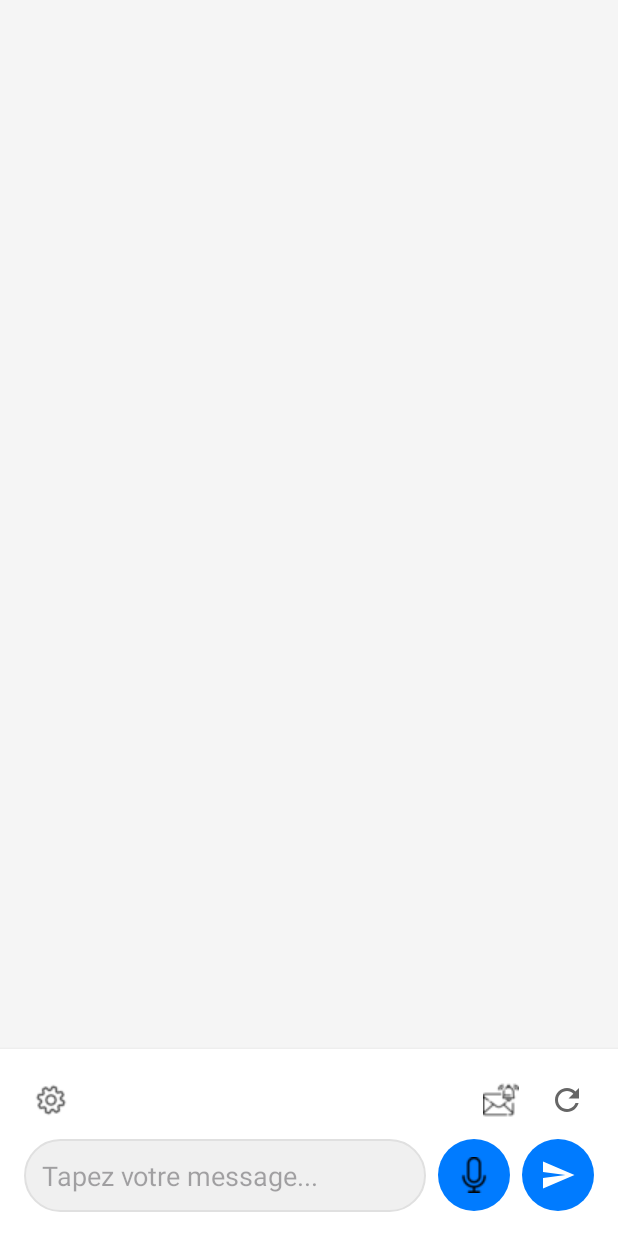
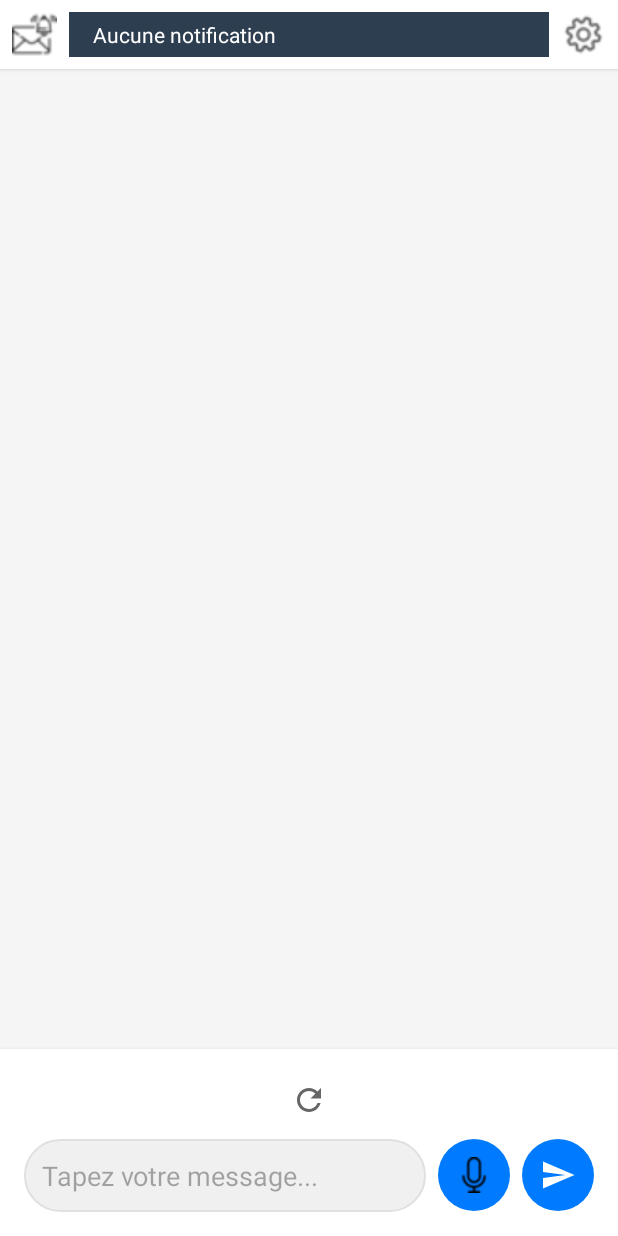
Before and after one commit to Mickael-Roger/tom, an Android app: the MainActivity screen opened directly, with no data from a screen before it, on a phone screen of 412 x 824 dp. Run offline under Robolectric (Android 15) with nearby library versions, the phone set to English and light mode, and no system bars; libraries missing offline, so code that uses them is left out: io.noties.markwon; 1 statement that could not run was skipped.

Commit message:
Update Android interface

```diff
--- a/TomAssistant/app/src/main/java/com/tom/assistant/MainActivity.kt
+++ b/TomAssistant/app/src/main/java/com/tom/assistant/MainActivity.kt
@@ -141,13 +141,13 @@ class MainActivity : AppCompatActivity() {
             resetConversation()
         }
 
-        // Settings button
-        binding.btnSettings.setOnClickListener {
+        // Settings button (header)
+        binding.ivSettingsHeader.setOnClickListener {
             toggleSettingsPanel()
         }
 
-        // Tasks button
-        binding.btnTasks.setOnClickListener {
+        // Tasks button (header)
+        binding.ivTasksHeader.setOnClickListener {
             toggleTasksPanel()
         }
 
@@ -516,8 +516,44 @@ class MainActivity : AppCompatActivity() {
     }
 
     private fun updateTasksCounter(count: Int) {
-        binding.tvTasksCounter.text = count.toString()
-        binding.tvTasksCounter.visibility = if (count > 0) View.VISIBLE else View.GONE
+        binding.tvTasksCounterHeader.text = count.toString()
+        binding.tvTasksCounterHeader.visibility = if (count > 0) View.VISIBLE else View.GONE
+
+        // Update notification ticker
+        updateNotificationTicker()
+    }
+
+    private fun updateNotificationTicker() {
+        lifecycleScope.launch {
+            try {
+                val response = ApiClient.tomApiService.getTasks()
+                if (response.isSuccessful) {
+                    response.body()?.let { tasksResponse ->
+                        val notifications = tasksResponse.background_tasks
+
+                        if (notifications.isEmpty()) {
+                            binding.tvNotificationTicker.text = "Aucune notification"
+                        } else {
+                            // Create scrolling text with bold module names
+                            val notificationText = notifications.joinToString("    •    ") { task ->
+                                "${task.module}: ${task.status}"
+                            }
+                            binding.tvNotificationTicker.text = notificationText
+
+                            // Start scrolling animation
+                            startTickerAnimation()
+                        }
+                    }
+                }
+            } catch (e: Exception) {
+                // Ignore errors for background ticker updates
+            }
+        }
+    }
+
+    private fun startTickerAnimation() {
+        val ticker = binding.tvNotificationTicker
+        ticker.isSelected = true // Enable marquee scrolling
     }
 
     private fun toggleSettingsPanel() {
--- a/TomAssistant/app/src/main/res/layout/activity_main.xml
+++ b/TomAssistant/app/src/main/res/layout/activity_main.xml
@@ -10,6 +10,75 @@
         android:layout_width="match_parent"
         android:layout_height="match_parent"
         android:orientation="vertical">
+
+    <!-- Notification Header -->
+    <LinearLayout
+        android:layout_width="match_parent"
+        android:layout_height="wrap_content"
+        android:orientation="horizontal"
+        android:gravity="center_vertical"
+        android:padding="8dp"
+        android:background="@android:color/white"
+        android:elevation="2dp">
+
+        <ImageView
+            android:id="@+id/ivTasksHeader"
+            android:layout_width="30dp"
+            android:layout_height="30dp"
+            android:src="@drawable/ic_tasks"
+            android:background="?attr/selectableItemBackgroundBorderless"
+            android:contentDescription="Tasks" />
+
+        <TextView
+            android:id="@+id/tvTasksCounterHeader"
+            android:layout_width="16dp"
+            android:layout_height="16dp"
+            android:text="0"
+            android:background="@drawable/tasks_counter_background"
+            android:textColor="@android:color/white"
+            android:textSize="10sp"
+            android:gravity="center"
+            android:layout_marginStart="-8dp"
+            android:layout_marginTop="-8dp"
+            android:visibility="gone" />
+
+        <HorizontalScrollView
+            android:layout_width="0dp"
+            android:layout_height="30dp"
+            android:layout_weight="1"
+            android:layout_marginStart="8dp"
+            android:layout_marginEnd="8dp"
+            android:scrollbars="none"
+            android:background="#2c3e50">
+
+            <TextView
+                android:id="@+id/tvNotificationTicker"
+                android:layout_width="wrap_content"
+                android:layout_height="match_parent"
+                android:text="Aucune notification"
+                android:textColor="@android:color/white"
+                android:textSize="14sp"
+                android:gravity="center_vertical"
+                android:paddingStart="16dp"
+                android:paddingEnd="16dp"
+                android:singleLine="true"
+                android:ellipsize="marquee"
+                android:marqueeRepeatLimit="marquee_forever"
+                android:scrollHorizontally="true"
+                android:focusable="true"
+                android:focusableInTouchMode="true" />
+
+        </HorizontalScrollView>
+
+        <ImageView
+            android:id="@+id/ivSettingsHeader"
+            android:layout_width="30dp"
+            android:layout_height="30dp"
+            android:src="@drawable/ic_settings"
+            android:background="?attr/selectableItemBackgroundBorderless"
+            android:contentDescription="Settings" />
+
+    </LinearLayout>
 
     <!-- Chat RecyclerView -->
     <androidx.recyclerview.widget.RecyclerView
@@ -30,49 +99,13 @@
         android:elevation="4dp"
         android:padding="16dp">
 
-        <!-- Control buttons row -->
+        <!-- Control buttons row (Reset only) -->
         <LinearLayout
             android:layout_width="match_parent"
             android:layout_height="wrap_content"
             android:orientation="horizontal"
-            android:gravity="center_vertical"
+            android:gravity="center"
             android:layout_marginBottom="8dp">
-
-            <ImageButton
-                android:id="@+id/btnSettings"
-                android:layout_width="36dp"
-                android:layout_height="36dp"
-                android:src="@drawable/ic_settings"
-                android:background="?attr/selectableItemBackgroundBorderless"
-                android:contentDescription="Settings" />
-
-            <View
-                android:layout_width="0dp"
-                android:layout_height="1dp"
-                android:layout_weight="1" />
-
-            <TextView
-                android:id="@+id/tvTasksCounter"
-                android:layout_width="wrap_content"
-                android:layout_height="wrap_content"
-                android:text="0"
-                android:background="@drawable/tasks_counter_background"
-                android:textColor="@android:color/white"
-                android:textSize="12sp"
-                android:gravity="center"
-                android:minWidth="20dp"
-                android:minHeight="20dp"
-                android:layout_marginEnd="4dp"
-                android:visibility="gone" />
-
-            <ImageButton
-                android:id="@+id/btnTasks"
-                android:layout_width="36dp"
-                android:layout_height="36dp"
-                android:src="@drawable/ic_tasks"
-                android:background="?attr/selectableItemBackgroundBorderless"
-                android:contentDescription="Tasks"
-                android:layout_marginEnd="8dp" />
 
             <ImageButton
                 android:id="@+id/btnReset"
```
